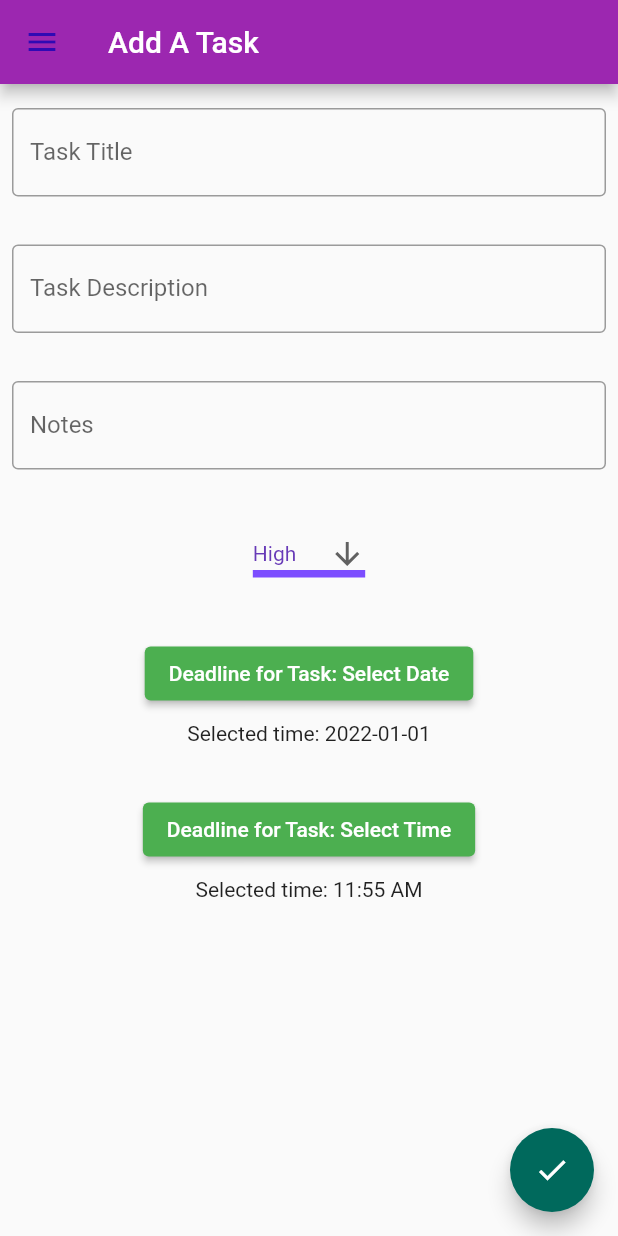
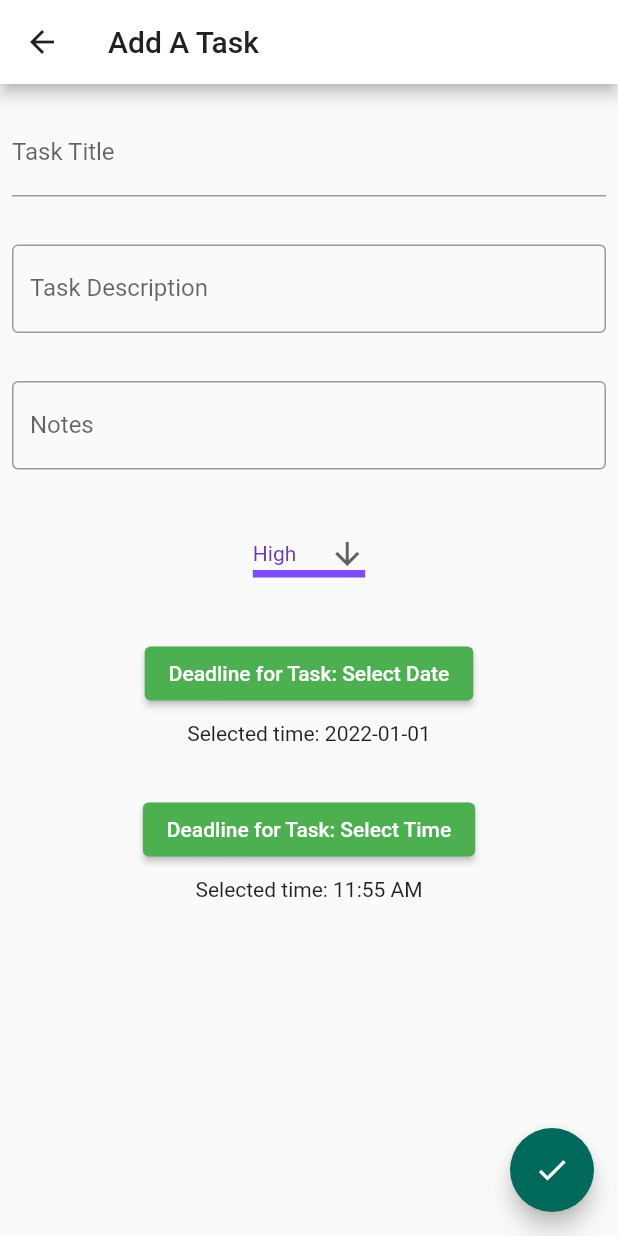
Before and after one commit to Hsn37/Ghambeel, a Flutter app: the addTask screen opened directly, on a phone screen of 412 x 824 dp. Run offline on Flutter 3.47's test engine with Material 2 defaults, Android fonts, the phone set to English and light mode, and no system bars; our stand-ins replace flutter_form_builder, flutter_secure_storage, flutter_spinkit, table_calendar; missing offline and left inert: icon_decoration; accounts and stored records are empty.

Commit message:
navigation +bw add+task

```diff
--- a/lib/modules/todolist/addtask.dart
+++ b/lib/modules/todolist/addtask.dart
@@ -4,26 +4,36 @@ import 'package:flutter/material.dart';
 import 'package:ghambeel/modules/storage/storage.dart';
 import 'package:intl/intl.dart';
 import '../../theme.dart';
+import 'package:flutter_form_builder/flutter_form_builder.dart';
+
+
+class topBar extends AppBar {
+    final String myTitle;
+    topBar({Key? key, required BuildContext context,required this.myTitle})
+    : super(
+        key: key,
+        leading: IconButton(
+              icon: const Icon(Icons.arrow_back, color: primaryText, ),
+              onPressed: () {
+                  Navigator.pop(
+                    context,
+                  MaterialPageRoute(builder: (context) => const ToDoList(title: 'To-Do List',)),
+                );
+            }
+
+        ),
+      title: const Text('Add A Task',style: TextStyle(color: primaryText),),
+
+      backgroundColor: bg,
+    );
+  }
 class addTask extends StatefulWidget {
   const addTask({Key? key, required this.title}) : super(key: key);
   final String title;
-
-  static final topBar = AppBar(
-    leading: const Icon( Icons.menu, color:Color.fromARGB(255, 47, 10, 180)),
-    title: const Text('Add A Task'),
-
-    backgroundColor: Colors.purple,
-  );
-
   @override
   _AddTaskState createState() => _AddTaskState();
 }
 class _AddTaskState extends State<addTask>{
-  // Create a global key that uniquely identifies the Form widget
-  // and allows validation of the form.
-  //
-  // Note: This is a `GlobalKey<FormState>`,
-  // not a GlobalKey<MyCustomFormState>.
 
   final _formKey = GlobalKey<FormState>();
   String dropdownValuePriority = 'High';
@@ -63,10 +73,12 @@ class _AddTaskState extends State<addTask>{
   Widget build(BuildContext context) {
     // Build a Form widget using the _formKey created above.
     return Scaffold(
-      appBar: addTask.topBar,
+      appBar: topBar(context: context, myTitle: '',),
       key: _formKey,
       body: ListView(
+
         children: <Widget>[
+
           // Add TextFormFields and ElevatedButton here.
           Padding(
           padding: const EdgeInsets.symmetric(horizontal: 8, vertical: 16),
@@ -75,7 +87,8 @@ class _AddTaskState extends State<addTask>{
                 tasktitle=text;
             },
             decoration: const InputDecoration(
-              border: OutlineInputBorder(),
+              //border: OutlineInputBorder(),
+              fillColor: navColor,
               labelText: 'Task Title',
 
               ),
@@ -175,7 +188,7 @@ class _AddTaskState extends State<addTask>{
         // );
           // Add your onPressed code here! function call to creatTask
         },
-        backgroundColor: Colors.teal.shade800,
+        backgroundColor: toDoIconCols,//Colors.teal.shade800,
         focusColor: Colors.blue,
         foregroundColor: bg, //Colors.amber,
         hoverColor: accent,
--- a/lib/sharedfolder/loading.dart
+++ b/lib/sharedfolder/loading.dart
@@ -7,7 +7,7 @@ class Loading extends StatelessWidget {
   Widget build(BuildContext context) {
     return Container(
       color: Colors.white,
-      child: Center(
+      child: const Center(
         child: SpinKitChasingDots(
           color: Colors.brown,
           size: 50.0,
--- a/pubspec.yaml
+++ b/pubspec.yaml
@@ -41,6 +41,7 @@ dependencies:
   intl: ^0.17.0
   provider: ^5.0.0
   flutter_spinkit: ^5.1.0
+  flutter_form_builder: ^7.1.1
 
 dev_dependencies:
   flutter_test:
```
Also changed, not shown: lib/modules/todolist/todolist.dart (+9 -10 lines), pubspec.lock.
